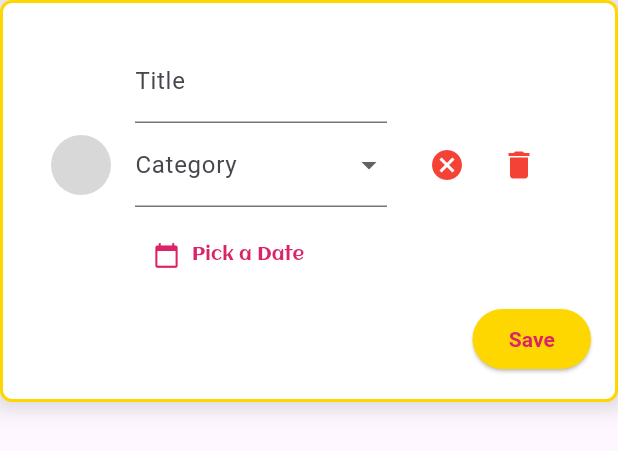
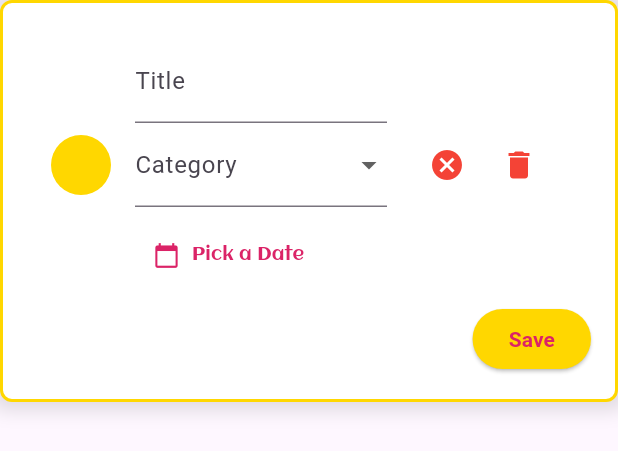
Before and after one commit to MostafaAlnaggar/Hedieaty, a Flutter app: the EventCard widget shown alone on an empty page, opened directly with empty values, after a tap on the "edit" icon, on a phone screen of 412 x 824 dp. Shown: the top 451 px of the screen. Run offline on Flutter 3.47's test engine with Material 3 defaults, Android fonts, the phone set to English and light mode, and no system bars; our stand-ins replace cloud_firestore, firebase_auth, firebase_core, sqflite; accounts and stored records are empty.

Commit message:
Add color-code to events

```diff
--- a/lib/layouts/event_card.dart
+++ b/lib/layouts/event_card.dart
@@ -44,6 +44,8 @@ class _EventCardState extends State<EventCard> {
   late String _originalCategory;
   late String _originalDate;
 
+  late String _status; // Added to track status
+
   @override
   void initState() {
     super.initState();
@@ -55,7 +57,47 @@ class _EventCardState extends State<EventCard> {
     _originalTitle = widget.title;
     _originalCategory = widget.category;
     _originalDate = widget.date;
+
+    _status = _calculateStatus(); // Calculate initial status
   }
+
+  /// Method to calculate the status based on the date
+  String _calculateStatus() {
+    final today = DateTime.now();
+    final eventDate = DateTime.tryParse(_date)?.toLocal() ?? DateTime.now();
+
+    // Compare only the date parts
+    if (eventDate.year == today.year &&
+        eventDate.month == today.month &&
+        eventDate.day == today.day) {
+      return "Current";
+    } else if (eventDate.isAfter(today)) {
+      return "Upcoming";
+    } else {
+      return "Past";
+    }
+  }
+
+
+  /// Method to get the color based on the status
+  Color _getStatusColor() {
+    switch (_status) {
+      case "Current":
+        return const Color(0xFFFFD700);
+      case "Upcoming":
+        return const Color(0xFFDB2367);
+      case "Past":
+        return Colors.grey;
+      default:
+        return Colors.transparent;
+    }
+  }
+
+  /// Build the dynamic border using the status color
+  Border _buildBorder() {
+    return Border.all(color: _getStatusColor(), width: 2);
+  }
+
 
   Future<void> _pickDate() async {
     final DateTime? pickedDate = await showDatePicker(
@@ -67,6 +109,7 @@ class _EventCardState extends State<EventCard> {
     if (pickedDate != null) {
       setState(() {
         _date = pickedDate.toLocal().toString().split(' ')[0];
+        _status = _calculateStatus(); // Recalculate status when date changes
       });
     }
   }
@@ -77,7 +120,7 @@ class _EventCardState extends State<EventCard> {
       children: [
         GestureDetector(
           onTap: () {
-            // Navigate to gifts_screen with the Firebase ID if provided
+            if(!_isEditing){
             Navigator.pushNamed(
               context,
               '/gifts',
@@ -87,6 +130,7 @@ class _EventCardState extends State<EventCard> {
                 if (widget.firebaseId != null) 'firebaseId': widget.firebaseId,
               },
             );
+            }
           },
           child: AnimatedContainer(
             duration: const Duration(milliseconds: 300),
@@ -95,12 +139,10 @@ class _EventCardState extends State<EventCard> {
             decoration: BoxDecoration(
               color: Colors.white,
               borderRadius: BorderRadius.circular(8),
-              border: _isEditing
-                  ? Border.all(color: const Color(0xFFFFD700), width: 2)
-                  : null,
+              border: _buildBorder(), // Use dynamic border
               boxShadow: [
                 if (_isEditing)
-                  BoxShadow(
+                  const BoxShadow(
                     color: Colors.black12,
                     blurRadius: 10,
                     spreadRadius: 5,
@@ -111,8 +153,8 @@ class _EventCardState extends State<EventCard> {
               children: [
                 ListTile(
                   leading: CircleAvatar(
-                    backgroundColor: widget.iconColor.withOpacity(0.4),
-                    child: Icon(widget.icon, color: const Color(0xFFDB2367)),
+                    backgroundColor: _getStatusColor(),
+                    child: Icon(widget.icon, color: Colors.white),
                   ),
                   title: _isEditing
                       ? TextFormField(
@@ -168,14 +210,15 @@ class _EventCardState extends State<EventCard> {
                       ),
                     ],
                   )
-                      : Text(
-                    "Category: $_category\nDate: $_date",
-                    style: const TextStyle(
+                      :Text(
+                    "Category: $_category\nDate: $_date\nStatus: $_status",
+                    style: TextStyle(
                       fontFamily: 'Aclonica',
                       fontSize: 14,
                       color: Colors.grey,
                     ),
                   ),
+
                   trailing: widget.showActions
                       ? Row(
                     mainAxisSize: MainAxisSize.min,
@@ -196,12 +239,13 @@ class _EventCardState extends State<EventCard> {
                           _isEditing ? Icons.cancel : Icons.edit,
                           color: _isEditing
                               ? Colors.red
-                              : const Color(0xFFDB2367),
+                              : _getStatusColor(),
                         ),
                       ),
                       IconButton(
                         onPressed: widget.onDelete,
-                        icon: const Icon(Icons.delete, color: Colors.red),
+                        icon:
+                        const Icon(Icons.delete, color: Colors.red),
                       ),
                     ],
                   )
@@ -227,6 +271,7 @@ class _EventCardState extends State<EventCard> {
                           _originalTitle = _title;
                           _originalCategory = _category;
                           _originalDate = _date;
+                          _status = _calculateStatus(); // Recalculate status
                           print('Saved changes: $updatedEvent');
                         });
                       },
@@ -246,4 +291,5 @@ class _EventCardState extends State<EventCard> {
       ],
     );
   }
+
 }
--- a/lib/screens/events_screen.dart
+++ b/lib/screens/events_screen.dart
@@ -46,7 +46,7 @@ class _EventsScreenState extends State<EventsScreen> {
 
     if (sortOption == "Sort by Title") {
       events.sort((a, b) => a.title.compareTo(b.title));
-    } else if (sortOption == "Sort by Date") {
+    } else if (sortOption == "Sort by Status") {
       events.sort((a, b) => a.date.compareTo(b.date));
     } else if (sortOption == "Sort by Category") {
       events.sort((a, b) => a.category.compareTo(b.category));
@@ -110,7 +110,7 @@ class _EventsScreenState extends State<EventsScreen> {
                     contentPadding: EdgeInsets.symmetric(vertical: 14, horizontal: 12),
                     prefixIcon: Icon(Icons.sort, color: Color(0xFFDB2367)),
                   ),
-                  items: ["Sort by Title", "Sort by Date", "Sort by Category"]
+                  items: ["Sort by Title", "Sort by Status", "Sort by Category"]
                       .map(
                         (String value) => DropdownMenuItem<String>(
                       value: value,
--- a/lib/screens/home_screen.dart
+++ b/lib/screens/home_screen.dart
@@ -291,8 +291,8 @@ class _HomeScreenState extends State<HomeScreen> {
         ),
         onTap: () {
           Navigator.pushNamed(context,
-              '/friend',
-              arguments: friend,
+            '/friend',
+            arguments: friend,
           );
         },
       ),
--- a/lib/screens/login_screen.dart
+++ b/lib/screens/login_screen.dart
@@ -234,11 +234,13 @@ class _LoginScreenState extends State<LoginScreen> {
       return true;
     } on FirebaseAuthException catch (e) {
       String errorMessage;
-      print(e.code);
       // Handle specific FirebaseAuth errors
       switch (e.code) {
         case 'invalid-credential':
           errorMessage = 'Wrong Email or Password.';
+          break;
+        case 'network-request-failed':
+          errorMessage = "No internet connection. Please check your connection";
           break;
         default:
           errorMessage = 'An unexpected error occurred. Please try again.';
```
